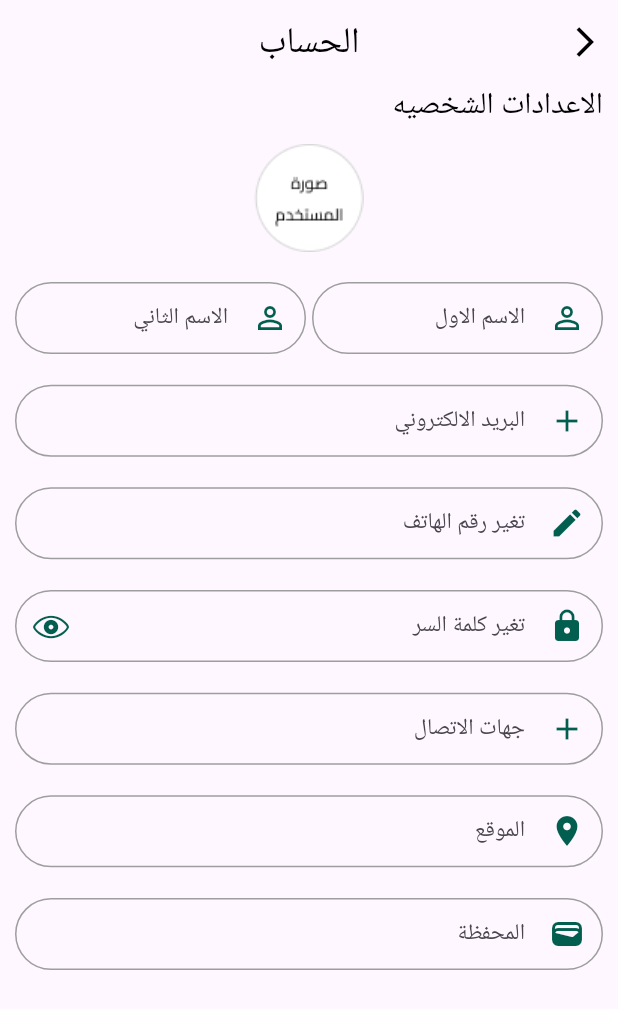
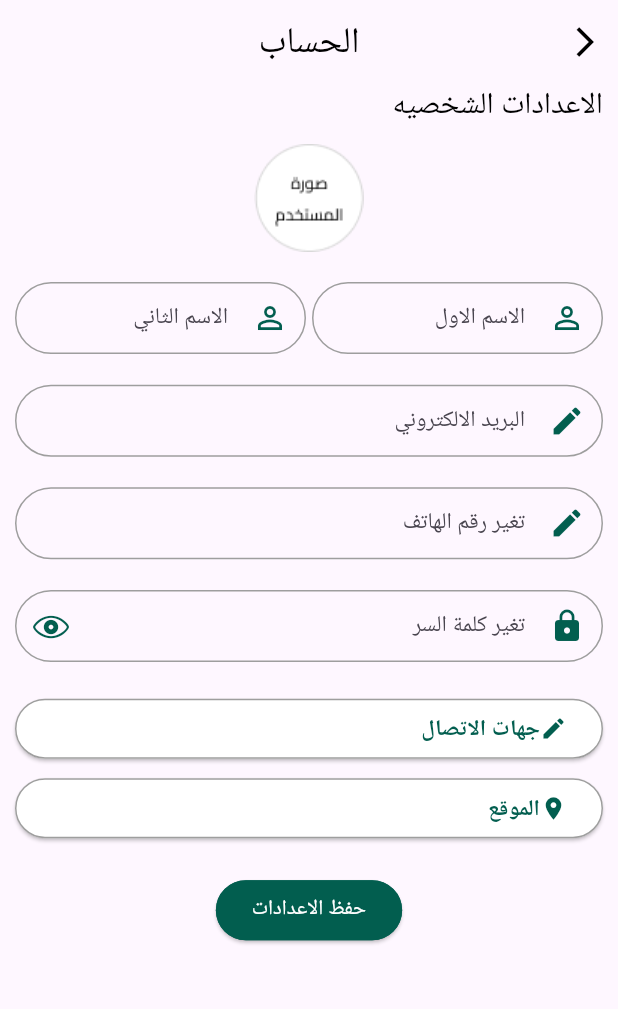
Before and after one commit to ahmdslah/sakenApp, a Flutter app: the EditInfo screen opened directly, on a phone screen of 412 x 824 dp. Shown: the top 1009 px of the screen. Run offline on Flutter 3.47's test engine with Material 3 defaults, Android fonts, the phone set to English and light mode, and no system bars; our stand-ins replace animated_toggle_switch, bloc, flutter_bloc, get, image_picker.

Commit message:
edited the editinfo screen

```diff
--- a/lib/screens/profile_screen/edit_info/edit_info.dart
+++ b/lib/screens/profile_screen/edit_info/edit_info.dart
@@ -1,7 +1,10 @@
 import 'dart:io';
 import 'package:flutter/material.dart';
 import 'package:image_picker/image_picker.dart';
+import 'package:saken_mobile/const/const%20widgets/Custom_btn.dart';
 import 'package:saken_mobile/const/const%20widgets/custom_form_field.dart';
+import 'package:get/get.dart';
+import 'package:saken_mobile/const/const.dart';
 
 
 class EditInfo extends StatefulWidget{
@@ -16,13 +19,21 @@ class _EditInfoState extends State<EditInfo> {
   @override
   File? pickedImage;
   final TextEditingController _emailController = TextEditingController();
-  final TextEditingController _nameController = TextEditingController();
+  final TextEditingController _name1Controller = TextEditingController();
+  final TextEditingController _name2Controller = TextEditingController();
   final TextEditingController _passwordController = TextEditingController();
   final TextEditingController _phoneController = TextEditingController();
-  final TextEditingController _contactController = TextEditingController();
-  final TextEditingController _locationController = TextEditingController();
-  final TextEditingController _walletController = TextEditingController();
+  final formKey = GlobalKey<FormState>();
+void dispose(){
+  super.dispose();
+  _emailController.dispose();
+  _name1Controller.dispose();
+  _name2Controller.dispose();
+  _passwordController.dispose();
+  _phoneController.dispose();
 
+
+}
   Widget build(BuildContext context) {
     final height = MediaQuery
         .of(context)
@@ -34,7 +45,9 @@ class _EditInfoState extends State<EditInfo> {
         .width;
     return Scaffold(
       appBar: AppBar(
-        leading: IconButton(onPressed: () {},
+        leading: IconButton(onPressed: () {
+          Get.back();
+        },
             icon: Icon(Icons.arrow_back_ios, color: Colors.black,)),
         title: Text("الحساب", style: TextStyle(
             fontSize: 24, fontWeight: FontWeight.w500, color: Colors.black),),
@@ -77,7 +90,7 @@ class _EditInfoState extends State<EditInfo> {
                       width: width * 0.5,
                       hintText: "الاسم الاول ",
                       isName: true,
-                      controller: _nameController,
+                      controller: _name1Controller,
                       validator: (val) {
                         if (val == null || val.isEmpty) {
                           return 'من فضلك ادخل اسمك';
@@ -93,7 +106,7 @@ class _EditInfoState extends State<EditInfo> {
                       width: width * 0.5,
                       hintText: "الاسم الثاني",
                       isName: true,
-                      controller: _nameController,
+                      controller: _name2Controller,
                       validator: (val) {
                         if (val == null || val.isEmpty) {
                           return 'من فضلك ادخل اسمك';
@@ -108,7 +121,7 @@ class _EditInfoState extends State<EditInfo> {
                 height: height * 0.7,
                 width: width,
                 hintText: "البريد الالكتروني",
-                iscontact: true,
+                isphone: true,
                 controller: _emailController,
                 validator: (val) {
                   if (val == null || val.isEmpty) {
@@ -158,50 +171,19 @@ class _EditInfoState extends State<EditInfo> {
                   return null;
                 },),
               SizedBox(height: 5,),
-              CustomFormField(
-                height: height * 0.7,
-                width: width,
-                hintText: "جهات الاتصال ",
-                iscontact: true,
-                controller: _contactController,
-                validator: (val) {
-                  if (val == null || val.isEmpty) {
-                    return 'من فضلك ادخل رقم الهاتف';
-                  }
+              CustomBtn("جهات الاتصال",iscontact: true,),
+              SizedBox(height: 5,),
+              CustomBtn("الموقع"),
+              SizedBox(height: 20,),
+              Center(child: ElevatedButton(onPressed:(){}, child:Text("حفظ الاعدادات"), style: ElevatedButton.styleFrom(foregroundColor: Colors.white,backgroundColor:font1,shape: RoundedRectangleBorder(borderRadius: BorderRadius.circular(50),
+                  side:BorderSide(color:font1)
+              ),))
 
-                  if (val.length < 11) {
-                    return 'من فضلك ادخل رقم هاتف صحيح';
-                  }
-                  return null;
-                },),
-              SizedBox(height: 5,),
-              CustomFormField(
-                height: height * 0.7,
-                width: width,
-                hintText: "الموقع ",
-                islocation: true,
-                controller: _locationController,
-                validator: (val) {
-                  if (val == null || val.isEmpty) {
-                    return 'من فضلك ادخل موقعك';
-                  }
-                  return null;
-                },),
-              SizedBox(height: 5,),
-              CustomFormField(
-                height: height * 0.7,
-                width: width,
-                hintText: "المحفظة ",
-                iswallet: true,
-                controller: _walletController,
-                validator: (val) {
-                  if (val == null || val.isEmpty) {
-                    return 'من فضلك ادخل رقم المحفظة';
-                  }
-                  return null;
-                },),
 
-            ],
+
+
+
+              )],
           ),
         ),
       ),
```
